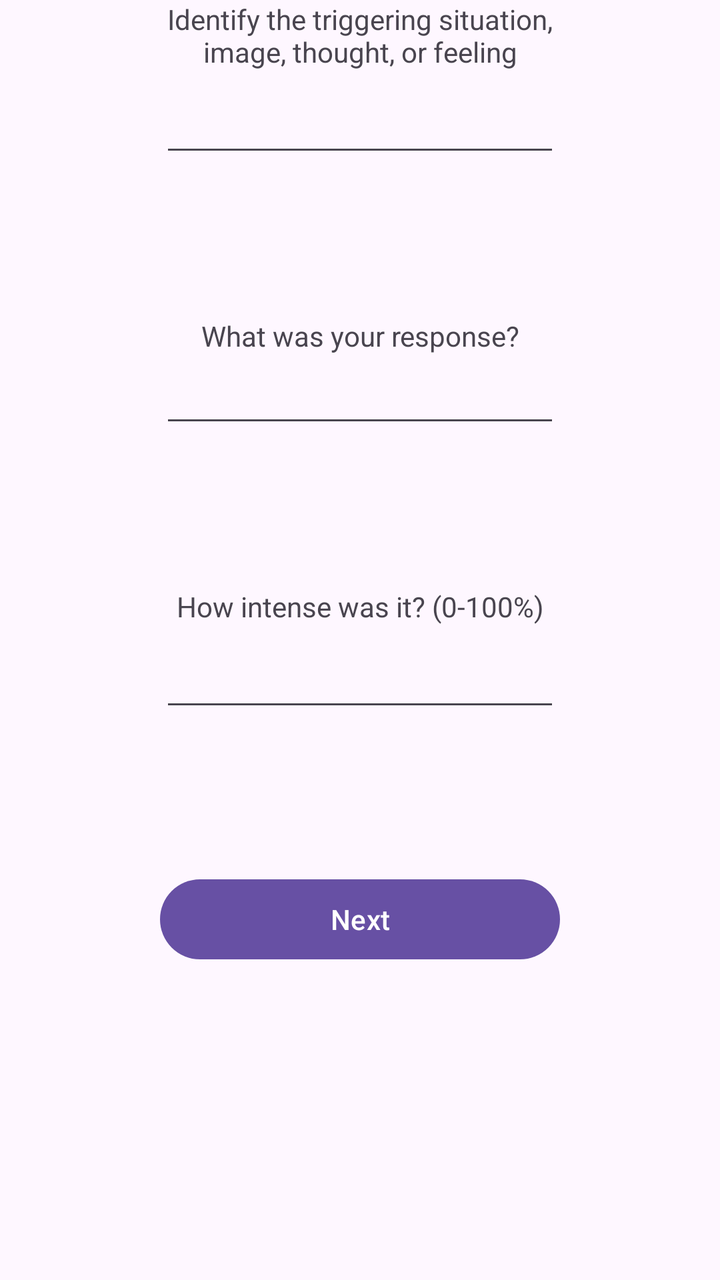
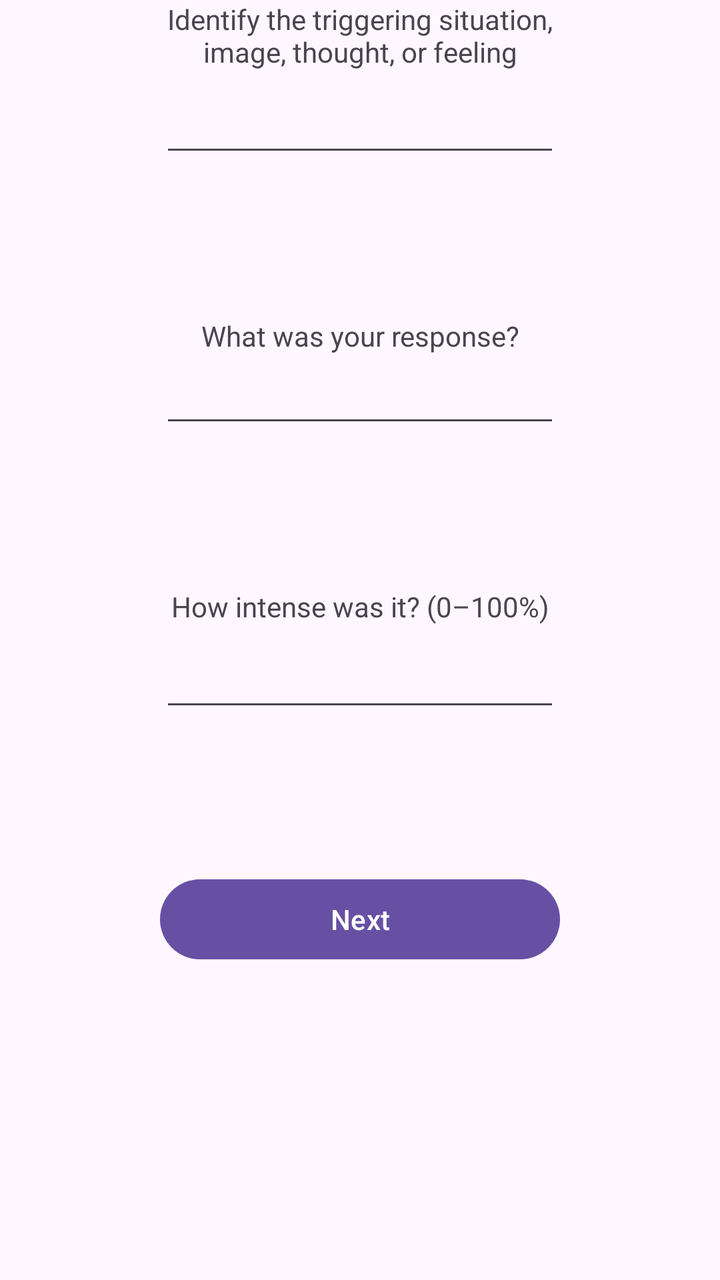

Two renders of the same Android screen: before a commit and after it. Below are the layout's source before the change and the commit's diff.
<!-- AndroidManifest.xml: application theme Theme.MyOCD -->
<!-- res/layout/fragment_trigger_response.xml -->
<?xml version="1.0" encoding="utf-8"?>
<LinearLayout xmlns:android="http://schemas.android.com/apk/res/android"
    xmlns:tools="http://schemas.android.com/tools"
    android:id="@+id/fragment_trigger_response"
    android:layout_width="match_parent"
    android:layout_height="match_parent"
    android:orientation="vertical"
    tools:context=".fragments.TriggerResponseFragment">

    <TextView
        android:id="@+id/trigger_header"
        android:layout_width="@dimen/entry_comp_width"
        android:layout_height="wrap_content"
        android:layout_gravity="center_horizontal"
        android:gravity="center"
        android:text="@string/trigger_header_txt" />

    <EditText
        android:id="@+id/trigger_input"
        android:layout_width="@dimen/entry_comp_width"
        android:layout_height="wrap_content"
        android:layout_gravity="center_horizontal"
        android:inputType="textMultiLine"
        android:isScrollContainer="true"
        android:maxHeight="@dimen/entry_input_max_height"
        android:minHeight="48dp"
        android:scrollbars="vertical"
        android:verticalScrollbarPosition="left" />

    <TextView
        android:id="@+id/response_header"
        android:layout_width="@dimen/entry_comp_width"
        android:layout_height="wrap_content"
        android:layout_gravity="center_horizontal"
        android:layout_marginTop="@dimen/entry_gap"
        android:gravity="center"
        android:text="@string/response_header_txt" />

    <EditText
        android:id="@+id/response_input"
        android:layout_width="@dimen/entry_comp_width"
        android:layout_height="wrap_content"
        android:layout_gravity="center_horizontal"
        android:inputType="textMultiLine"
        android:isScrollContainer="true"
        android:maxHeight="@dimen/entry_input_max_height"
        android:scrollbars="vertical"
        android:verticalScrollbarPosition="left" />

    <TextView
        android:id="@+id/response_severity_header"
        android:layout_width="@dimen/entry_comp_width"
        android:layout_height="wrap_content"
        android:layout_gravity="center_horizontal"
        android:layout_marginTop="@dimen/entry_gap"
        android:gravity="center"
        android:text="@string/response_severity_header_txt" />

    <EditText
        android:id="@+id/response_severity_input"
        android:layout_width="@dimen/entry_comp_width"
        android:layout_height="wrap_content"
        android:layout_gravity="center_horizontal"
        android:ems="10"
        android:inputType="numberSigned"
        android:minHeight="48dp" />

    <Button
        android:id="@+id/trigger_response_next_btn"
        android:layout_width="@dimen/entry_comp_width"
        android:layout_height="wrap_content"
        android:layout_gravity="center_horizontal"
        android:layout_marginTop="@dimen/entry_gap"
        android:text="@string/next_btn_label" />

</LinearLayout>
<!-- resources referenced by this layout -->
<resources>
  <dimen name="entry_comp_width">200dp</dimen>
  <dimen name="entry_gap">75dp</dimen>
  <dimen name="entry_input_max_height">100dp</dimen>
  <string name="next_btn_label">Next</string>
  <string name="response_header_txt">What was your response?</string>
  <string name="response_severity_header_txt">How intense was it? (0-100%) </string>
  <string name="trigger_header_txt">Identify the triggering situation, image, thought, or feeling </string>
  <style name="Theme.MyOCD" parent="Base.Theme.MyOCD" />
  <style name="Base.Theme.MyOCD" parent="Theme.Material3.DayNight.NoActionBar">
          
          
      </style>
</resources>

<!-- the commit's change to res/layout/fragment_trigger_response.xml (unified diff, before → after) -->
@@ -1,14 +1,12 @@
 <?xml version="1.0" encoding="utf-8"?>
 <LinearLayout xmlns:android="http://schemas.android.com/apk/res/android"
     xmlns:tools="http://schemas.android.com/tools"
-    android:id="@+id/fragment_trigger_response"
     android:layout_width="match_parent"
     android:layout_height="match_parent"
     android:orientation="vertical"
     tools:context=".fragments.TriggerResponseFragment">
 
     <TextView
-        android:id="@+id/trigger_header"
         android:layout_width="@dimen/entry_comp_width"
         android:layout_height="wrap_content"
         android:layout_gravity="center_horizontal"
@@ -20,6 +18,7 @@
         android:layout_width="@dimen/entry_comp_width"
         android:layout_height="wrap_content"
         android:layout_gravity="center_horizontal"
+        android:autofillHints=""
         android:inputType="textMultiLine"
         android:isScrollContainer="true"
         android:maxHeight="@dimen/entry_input_max_height"
@@ -28,7 +27,6 @@
         android:verticalScrollbarPosition="left" />
 
     <TextView
-        android:id="@+id/response_header"
         android:layout_width="@dimen/entry_comp_width"
         android:layout_height="wrap_content"
         android:layout_gravity="center_horizontal"
@@ -41,6 +39,7 @@
         android:layout_width="@dimen/entry_comp_width"
         android:layout_height="wrap_content"
         android:layout_gravity="center_horizontal"
+        android:autofillHints=""
         android:inputType="textMultiLine"
         android:isScrollContainer="true"
         android:maxHeight="@dimen/entry_input_max_height"
@@ -48,7 +47,6 @@
         android:verticalScrollbarPosition="left" />
 
     <TextView
-        android:id="@+id/response_severity_header"
         android:layout_width="@dimen/entry_comp_width"
         android:layout_height="wrap_content"
         android:layout_gravity="center_horizontal"
@@ -61,6 +59,7 @@
         android:layout_width="@dimen/entry_comp_width"
         android:layout_height="wrap_content"
         android:layout_gravity="center_horizontal"
+        android:autofillHints=""
         android:ems="10"
         android:inputType="numberSigned"
         android:minHeight="48dp" />
<!-- resource entries referenced after the edit -->
@@ -5,7 +5,7 @@
   <dimen name="entry_input_max_height">100dp</dimen>
   <string name="next_btn_label">Next</string>
   <string name="response_header_txt">What was your response?</string>
-  <string name="response_severity_header_txt">How intense was it? (0-100%) </string>
+  <string name="response_severity_header_txt">How intense was it? (0–100%) </string>
   <string name="trigger_header_txt">Identify the triggering situation, image, thought, or feeling </string>
   <style name="Theme.MyOCD" parent="Base.Theme.MyOCD" />
   <style name="Base.Theme.MyOCD" parent="Theme.Material3.DayNight.NoActionBar">
